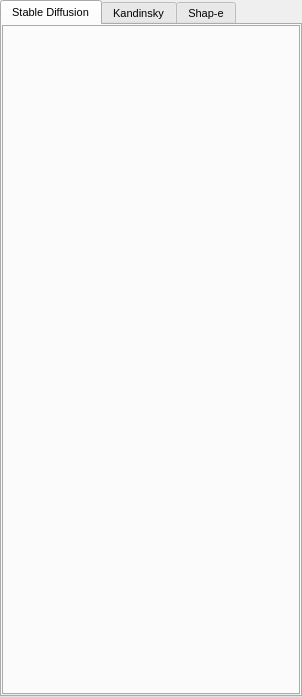
The window that src/airunner/pyqt/widgets/generator_tab.ui (Capsize-Games/airunner) describes before a commit, drawn with Qt 5.
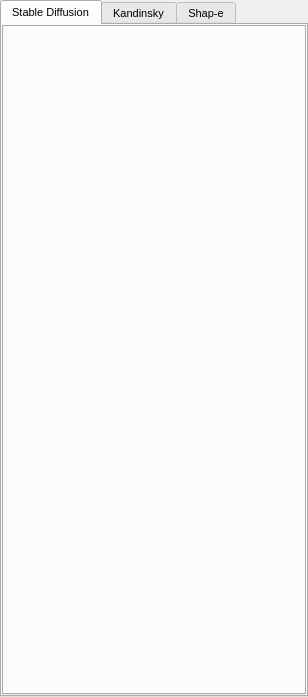
The same window after the commit.

What changed in the file:
```diff
--- a/src/airunner/pyqt/widgets/generator_tab.ui
+++ b/src/airunner/pyqt/widgets/generator_tab.ui
@@ -6,7 +6,7 @@
    <rect>
     <x>0</x>
     <y>0</y>
-    <width>302</width>
+    <width>308</width>
     <height>697</height>
    </rect>
   </property>
@@ -18,7 +18,7 @@
   </property>
   <property name="minimumSize">
    <size>
-    <width>302</width>
+    <width>308</width>
     <height>0</height>
    </size>
   </property>
```
